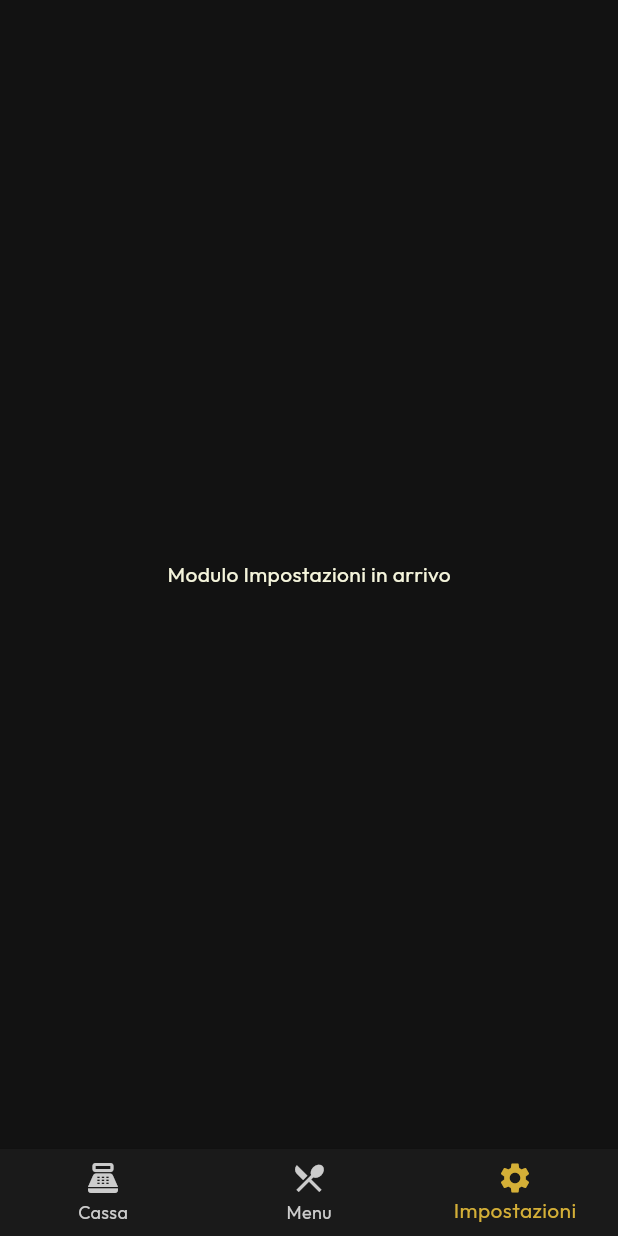
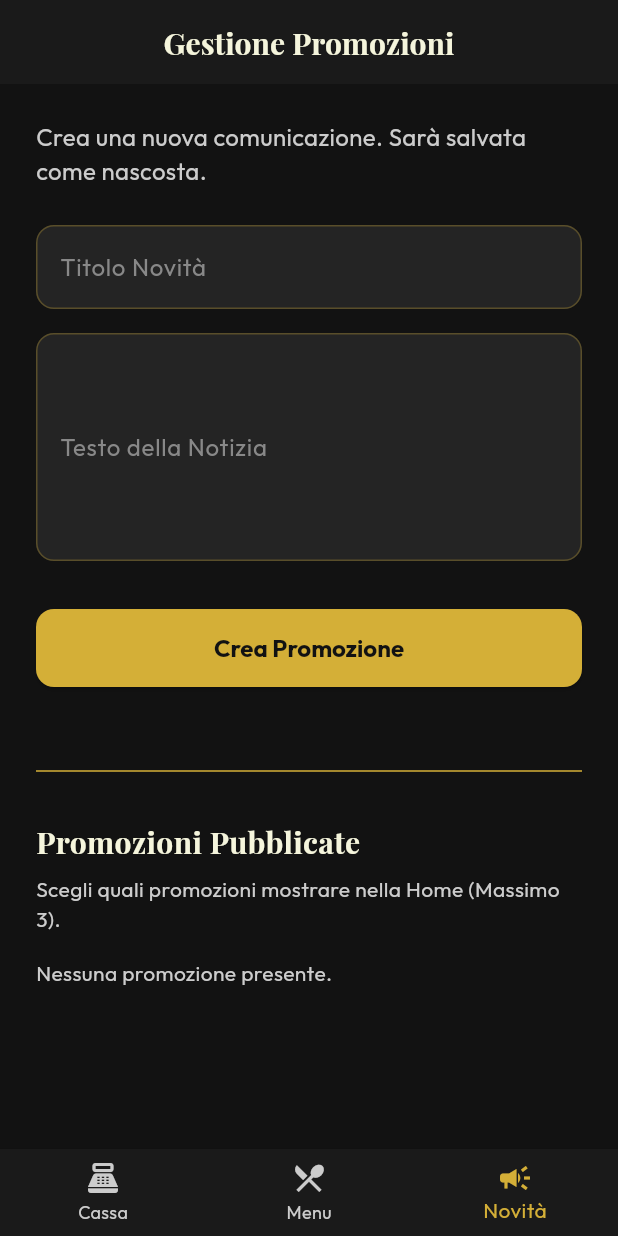
Before and after one commit to Gigiux6/Monet_Bar, a Flutter app: the AdminMainNavigation screen opened directly, item 3 of the bottom bar chosen, on a phone screen of 412 x 824 dp. Run offline on Flutter 3.47's test engine with Material 3 defaults, Android fonts, the phone set to English and light mode, and no system bars; our stand-ins replace cloud_firestore, firebase_auth, firebase_core, firebase_messaging, flutter_local_notifications, google_fonts and 2 more; missing offline and left inert: mobile_scanner; accounts and stored records are empty; generated files the repository leaves out were written again.

Commit message:
Admin news management and bug fixes

```diff
--- a/lib/main.dart
+++ b/lib/main.dart
@@ -3,6 +3,7 @@ import 'package:firebase_core/firebase_core.dart';
 import 'core/theme/app_theme.dart';
 import 'firebase_options.dart';
 import 'presentation/splash_screen.dart';
+import 'data/services/notification_service.dart';
 
 void main() async {
   WidgetsFlutterBinding.ensureInitialized();
@@ -10,6 +11,7 @@ void main() async {
     await Firebase.initializeApp(
       options: DefaultFirebaseOptions.currentPlatform,
     );
+    await NotificationService().initialize();
   } catch (e) {
     // If Firebase initialization fails (e.g. mock/no config on platform), log it and continue
     debugPrint("Firebase initialization info/error: $e");
--- a/lib/presentation/admin/admin_main_navigation.dart
+++ b/lib/presentation/admin/admin_main_navigation.dart
@@ -2,6 +2,7 @@ import 'package:flutter/material.dart';
 import '../../core/theme/app_theme.dart';
 import 'admin_dashboard_screen.dart';
 import 'admin_menu_settings_screen.dart';
+import 'admin_news_screen.dart';
 
 class AdminMainNavigation extends StatefulWidget {
   const AdminMainNavigation({super.key});
@@ -13,15 +14,10 @@ class AdminMainNavigation extends StatefulWidget {
 class _AdminMainNavigationState extends State<AdminMainNavigation> {
   int _currentIndex = 0;
 
-  final List<Widget> _pages = [
+    final List<Widget> _pages = [
     const AdminDashboardScreen(),
     const AdminMenuSettingsScreen(),
-    const Scaffold(
-      backgroundColor: AppTheme.backgroundDark,
-      body: Center(
-        child: Text('Modulo Impostazioni in arrivo', style: TextStyle(color: AppTheme.textCream)),
-      ),
-    ),
+    const AdminNewsScreen(),
   ];
 
   @override
@@ -49,8 +45,8 @@ class _AdminMainNavigationState extends State<AdminMainNavigation> {
             label: 'Menu',
           ),
           BottomNavigationBarItem(
-            icon: Icon(Icons.settings),
-            label: 'Impostazioni',
+            icon: Icon(Icons.campaign),
+            label: 'Novità',
           ),
         ],
       ),
--- /dev/null
+++ b/lib/presentation/admin/admin_news_screen.dart
@@ -0,0 +1,324 @@
+import 'package:flutter/material.dart';
+import 'package:google_fonts/google_fonts.dart';
+import 'package:cloud_firestore/cloud_firestore.dart';
+import 'package:intl/intl.dart';
+import '../../core/theme/app_theme.dart';
+
+class AdminNewsScreen extends StatefulWidget {
+  const AdminNewsScreen({super.key});
+
+  @override
+  State<AdminNewsScreen> createState() => _AdminNewsScreenState();
+}
+
+class _AdminNewsScreenState extends State<AdminNewsScreen> {
+  final _formKey = GlobalKey<FormState>();
+  final _titleController = TextEditingController();
+  final _contentController = TextEditingController();
+  bool _isLoading = false;
+
+  Future<void> _publishNews() async {
+    if (!_formKey.currentState!.validate()) return;
+
+    setState(() {
+      _isLoading = true;
+    });
+
+    try {
+      await FirebaseFirestore.instance.collection('news').add({
+        'titolo': _titleController.text.trim(),
+        'contenuto': _contentController.text.trim(),
+        'timestamp_creazione': FieldValue.serverTimestamp(),
+        'is_active': false, // La promozione nasce nascosta di default
+      });
+
+      if (mounted) {
+        ScaffoldMessenger.of(context).showSnackBar(
+          SnackBar(
+            content: Text(
+              'Novità creata con successo! Ricordati di attivarla dalla lista sottostante.',
+              style: GoogleFonts.outfit(color: AppTheme.backgroundDark, fontWeight: FontWeight.bold),
+            ),
+            backgroundColor: AppTheme.accentGold,
+          ),
+        );
+        _titleController.clear();
+        _contentController.clear();
+      }
+    } catch (e) {
+      if (mounted) {
+        ScaffoldMessenger.of(context).showSnackBar(
+          SnackBar(
+            content: Text('Errore durante la creazione: $e'),
+            backgroundColor: Colors.redAccent,
+          ),
+        );
+      }
+    } finally {
+      if (mounted) {
+        setState(() {
+          _isLoading = false;
+        });
+      }
+    }
+  }
+
+  void _confirmDelete(String docId) {
+    showDialog(
+      context: context,
+      builder: (ctx) => AlertDialog(
+        backgroundColor: AppTheme.surfaceDark,
+        title: Text('Elimina Promozione', style: GoogleFonts.playfairDisplay(color: AppTheme.textCream)),
+        content: Text('Sei sicuro di voler eliminare definitivamente questa promozione?', style: GoogleFonts.outfit(color: AppTheme.textSecondary)),
+        actions: [
+          TextButton(
+            onPressed: () => Navigator.pop(ctx),
+            child: Text('Annulla', style: GoogleFonts.outfit(color: AppTheme.textMuted)),
+          ),
+          TextButton(
+            onPressed: () {
+              FirebaseFirestore.instance.collection('news').doc(docId).delete();
+              Navigator.pop(ctx);
+            },
+            child: Text('Elimina', style: GoogleFonts.outfit(color: Colors.redAccent, fontWeight: FontWeight.bold)),
+          ),
+        ],
+      ),
+    );
+  }
+
+  @override
+  void dispose() {
+    _titleController.dispose();
+    _contentController.dispose();
+    super.dispose();
+  }
+
+  Widget _buildPromotionsList() {
+    return StreamBuilder<QuerySnapshot>(
+      stream: FirebaseFirestore.instance
+          .collection('news')
+          .orderBy('timestamp_creazione', descending: true)
+          .snapshots(),
+      builder: (context, snapshot) {
+        if (snapshot.connectionState == ConnectionState.waiting) {
+          return const Center(child: CircularProgressIndicator(color: AppTheme.accentGold));
+        }
+        if (!snapshot.hasData || snapshot.data!.docs.isEmpty) {
+          return Text('Nessuna promozione presente.', style: GoogleFonts.outfit(color: AppTheme.textSecondary));
+        }
+
+        final docs = snapshot.data!.docs;
+        // Calcola quante sono attive al momento
+        int activeCount = docs.where((d) => (d.data() as Map<String, dynamic>)['is_active'] == true).length;
+
+        return ListView.separated(
+          shrinkWrap: true,
+          physics: const NeverScrollableScrollPhysics(),
+          itemCount: docs.length,
+          separatorBuilder: (_, __) => const SizedBox(height: 12),
+          itemBuilder: (context, index) {
+            final doc = docs[index];
+            final data = doc.data() as Map<String, dynamic>;
+            final isActive = data['is_active'] == true;
+            final title = data['titolo'] ?? '';
+            final content = data['contenuto'] ?? '';
+
+            final timestamp = data['timestamp_creazione'] as Timestamp?;
+            final dateStr = timestamp != null
+                ? DateFormat('dd MMM yyyy').format(timestamp.toDate())
+                : 'Oggi';
+
+            return Container(
+              padding: const EdgeInsets.symmetric(vertical: 12, horizontal: 16),
+              decoration: AppTheme.glassCard(),
+              child: Row(
+                children: [
+                  Expanded(
+                    child: Column(
+                      crossAxisAlignment: CrossAxisAlignment.start,
+                      children: [
+                        Row(
+                          children: [
+                            Expanded(
+                              child: Text(
+                                title,
+                                style: GoogleFonts.playfairDisplay(color: AppTheme.textCream, fontSize: 16, fontWeight: FontWeight.bold),
+                                maxLines: 1,
+                                overflow: TextOverflow.ellipsis,
+                              ),
+                            ),
+                            Text(
+                              dateStr,
+                              style: GoogleFonts.outfit(color: AppTheme.accentAmber, fontSize: 11, fontWeight: FontWeight.bold),
+                            ),
+                          ],
+                        ),
+                        const SizedBox(height: 4),
+                        Text(
+                          content,
+                          style: GoogleFonts.outfit(color: AppTheme.textSecondary, fontSize: 12),
+                          maxLines: 2,
+                          overflow: TextOverflow.ellipsis,
+                        ),
+                      ],
+                    ),
+                  ),
+                  const SizedBox(width: 8),
+                  Switch(
+                    value: isActive,
+                    activeColor: AppTheme.accentGold,
+                    onChanged: (val) {
+                      if (val && activeCount >= 3) {
+                        ScaffoldMessenger.of(context).showSnackBar(
+                          SnackBar(
+                            content: Text(
+                              'Puoi mostrare massimo 3 promozioni contemporaneamente. Spegnine una prima.',
+                              style: GoogleFonts.outfit(fontWeight: FontWeight.bold),
+                            ),
+                            backgroundColor: Colors.redAccent,
+                          )
+                        );
+                        return;
+                      }
+                      FirebaseFirestore.instance.collection('news').doc(doc.id).update({'is_active': val});
+                    },
+                  ),
+                  IconButton(
+                    icon: const Icon(Icons.delete_outline, color: Colors.redAccent),
+                    onPressed: () => _confirmDelete(doc.id),
+                  ),
+                ],
+              ),
+            );
+          },
+        );
+      },
+    );
+  }
+
+  @override
+  Widget build(BuildContext context) {
+    return Scaffold(
+      backgroundColor: AppTheme.backgroundDark,
+      appBar: AppBar(
+        title: Text(
+          'Gestione Promozioni',
+          style: GoogleFonts.playfairDisplay(color: AppTheme.textCream, fontWeight: FontWeight.bold),
+        ),
+        backgroundColor: AppTheme.surfaceDark,
+        centerTitle: true,
+      ),
+      body: SafeArea(
+        child: SingleChildScrollView(
+          padding: const EdgeInsets.all(24.0),
+          child: Column(
+            crossAxisAlignment: CrossAxisAlignment.stretch,
+            children: [
+              // Sezione Creazione
+              Form(
+                key: _formKey,
+                child: Column(
+                  crossAxisAlignment: CrossAxisAlignment.stretch,
+                  children: [
+                    Text(
+                      'Crea una nuova comunicazione. Sarà salvata come nascosta.',
+                      style: GoogleFonts.outfit(color: AppTheme.textSecondary, fontSize: 16),
+                    ),
+                    const SizedBox(height: 24),
+                    TextFormField(
+                      controller: _titleController,
+                      style: GoogleFonts.outfit(color: AppTheme.textCream),
+                      decoration: InputDecoration(
+                        labelText: 'Titolo Novità',
+                        labelStyle: GoogleFonts.outfit(color: AppTheme.textMuted),
+                        enabledBorder: OutlineInputBorder(
+                          borderRadius: BorderRadius.circular(12),
+                          borderSide: BorderSide(color: AppTheme.accentGold.withOpacity(0.3)),
+                        ),
+                        focusedBorder: OutlineInputBorder(
+                          borderRadius: BorderRadius.circular(12),
+                          borderSide: const BorderSide(color: AppTheme.accentGold),
+                        ),
+                        filled: true,
+                        fillColor: AppTheme.cardDark,
+                      ),
+                      validator: (value) => value == null || value.isEmpty ? 'Inserisci un titolo' : null,
+                    ),
+                    const SizedBox(height: 16),
+                    TextFormField(
+                      controller: _contentController,
+                      style: GoogleFonts.outfit(color: AppTheme.textCream),
+                      maxLines: 5,
+                      decoration: InputDecoration(
+                        labelText: 'Testo della Notizia',
+                        labelStyle: GoogleFonts.outfit(color: AppTheme.textMuted),
+                        enabledBorder: OutlineInputBorder(
+                          borderRadius: BorderRadius.circular(12),
+                          borderSide: BorderSide(color: AppTheme.accentGold.withOpacity(0.3)),
+                        ),
+                        focusedBorder: OutlineInputBorder(
+                          borderRadius: BorderRadius.circular(12),
+                          borderSide: const BorderSide(color: AppTheme.accentGold),
+                        ),
+                        filled: true,
+                        fillColor: AppTheme.cardDark,
+                      ),
+                      validator: (value) => value == null || value.isEmpty ? 'Inserisci il contenuto' : null,
+                    ),
+                    const SizedBox(height: 32),
+                    ElevatedButton(
+                      onPressed: _isLoading ? null : _publishNews,
+                      style: ElevatedButton.styleFrom(
+                        backgroundColor: AppTheme.accentGold,
+                        padding: const EdgeInsets.symmetric(vertical: 16),
+                        shape: RoundedRectangleBorder(
+                          borderRadius: BorderRadius.circular(12),
+                        ),
+                      ),
+                      child: _isLoading
+                          ? const SizedBox(
+                              height: 20,
+                              width: 20,
+                              child: CircularProgressIndicator(
+                                color: AppTheme.backgroundDark,
+                                strokeWidth: 2,
+                              ),
+                            )
+                          : Text(
+                              'Crea Promozione',
+                              style: GoogleFonts.outfit(
+                                color: AppTheme.backgroundDark,
+                                fontSize: 16,
+                                fontWeight: FontWeight.bold,
+                              ),
+                            ),
+                    ),
+                  ],
+                ),
+              ),
+
+              const SizedBox(height: 48),
+              const Divider(color: AppTheme.accentGold),
+              const SizedBox(height: 24),
+
+              // Sezione Gestione (Lista)
+              Text(
+                'Promozioni Pubblicate',
+                style: GoogleFonts.playfairDisplay(color: AppTheme.textCream, fontSize: 20, fontWeight: FontWeight.bold),
+              ),
+              const SizedBox(height: 8),
+              Text(
+                'Scegli quali promozioni mostrare nella Home (Massimo 3).',
+                style: GoogleFonts.outfit(color: AppTheme.textSecondary, fontSize: 14),
+              ),
+              const SizedBox(height: 16),
+              _buildPromotionsList(),
+              const SizedBox(height: 40),
+            ],
+          ),
+        ),
+      ),
+    );
+  }
+}
--- a/pubspec.yaml
+++ b/pubspec.yaml
@@ -42,6 +42,8 @@ dependencies:
   firebase_messaging: ^16.2.2
   google_sign_in: 6.2.1
   mobile_scanner: ^7.2.0
+  flutter_local_notifications: ^21.0.0
+  intl: ^0.20.2
 
 dev_dependencies:
   flutter_test:
```
Also changed, not shown: lib/data/services/firestore_service.dart (+14 -8 lines), lib/data/services/notification_service.dart (added, +147 -0 lines), lib/presentation/home/home_screen.dart (+74 -33 lines), firebase.json, pubspec.lock, 9 other files.
